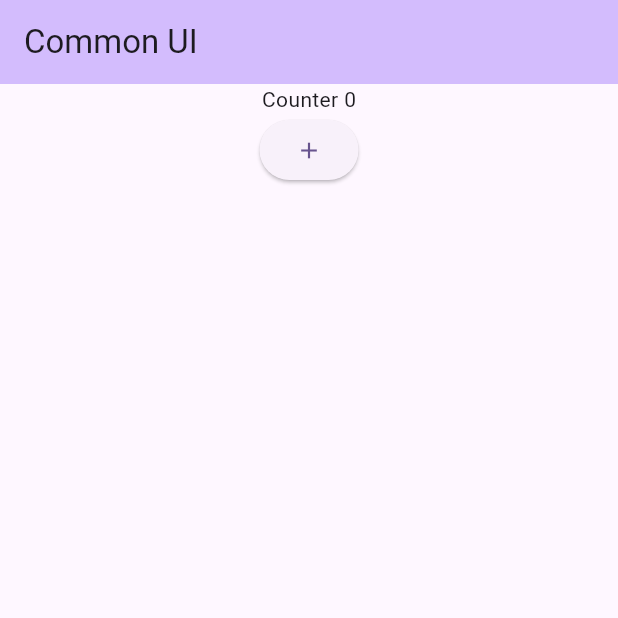
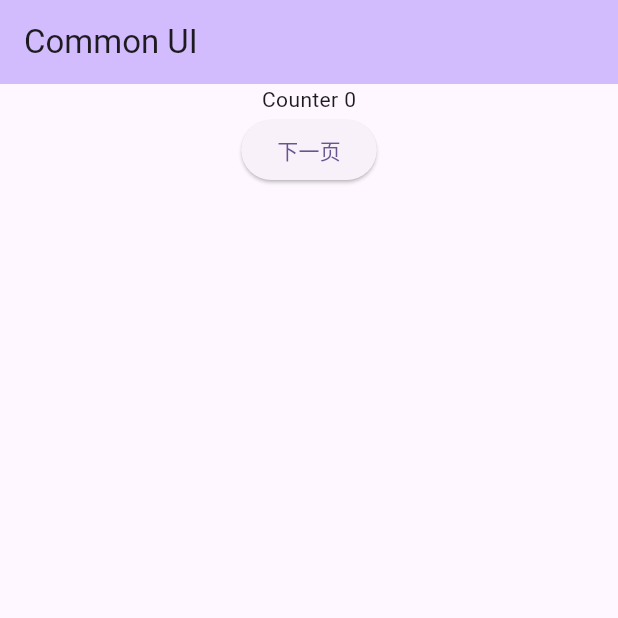
Before and after one commit to wzw110110/flutter_common_layout, a Flutter app: the screen it shows after launch, on a phone screen of 412 x 824 dp, the top half of it. Run offline on Flutter 3.47's test engine with Material 3 defaults, Android fonts, the phone set to English and light mode, and no system bars; our stand-ins replace dio, flutter_riverpod.

Commit message:
增加riverpod相关代码

```diff
--- a/common_ui/lib/http/dio_instance.dart
+++ b/common_ui/lib/http/dio_instance.dart
@@ -7,7 +7,7 @@ class DioInstance {
   DioInstance._();
 
   static DioInstance instance() {
-    return _instance ?? DioInstance._();
+    return _instance ??= DioInstance._();
   }
 
   final Dio _dio = Dio();
@@ -37,7 +37,7 @@ class DioInstance {
       Map<String, dynamic>? param,
       Options? options,
       CancelToken? cancelToken}) async {
-    return _dio.get(path,
+    return await _dio.get(path,
         queryParameters: param,
         options: options ??
             Options(
@@ -53,7 +53,7 @@ class DioInstance {
         Map<String, dynamic>? queryParameters,
         Options? options,
         CancelToken? cancelToken}) async {
-    return _dio.post(path,
+    return await _dio.post(path,
         queryParameters: queryParameters,
         data: data,
         options: options ??
--- a/common_ui/lib/main.dart
+++ b/common_ui/lib/main.dart
@@ -1,11 +1,12 @@
 import 'package:common_ui/counter_provider.dart';
 import 'package:common_ui/http/dio_instance.dart';
+import 'package:common_ui/pages/count_page.dart';
 import 'package:common_ui/pages/time_line_new_page.dart';
 import 'package:flutter/material.dart';
 import 'package:flutter_riverpod/flutter_riverpod.dart';
 
 void main() {
-  DioInstance.instance().initDio(baseUrl: "");
+  DioInstance.instance().initDio(baseUrl: "https://www.wanandroid.com/");
   runApp(const ProviderScope(child:MyApp()));
 }
 
@@ -54,17 +55,14 @@ class _MyHomePageState extends State<MyHomePage> {
 class _counterScreen extends ConsumerWidget {
   @override
   Widget build(BuildContext context, WidgetRef ref) {
-    final counter = ref.watch(counterProvider);
-    return Column(children: [
-      Text('Counter $counter'),
-      ElevatedButton(onPressed: (){
-        ref.read(counterProvider.notifier).state++;
-      }, child: Icon(Icons.add))
-    ]);
-
-
-      Container(
-      child: Text('Counter $counter'),
+    final int counter = ref.watch(counterProvider);
+    return Center(
+      child: Column(children: [
+        Text('Counter $counter'),
+        ElevatedButton(onPressed: (){
+         Navigator.push(context, MaterialPageRoute(builder: (context) => CountPage()));
+        }, child: Text("下一页"))
+      ]),
     );
   }
 
```
Also changed, not shown: common_ui/lib/pages/count_page.dart (added, +30 -0 lines).
